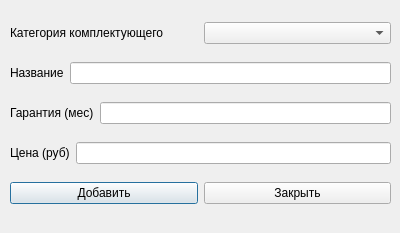
This is src/addcomponentdialog.ui in f0rw4rd-dev/hse-hsms-wpf as Qt 5 draws it before an edit. The edited form follows.
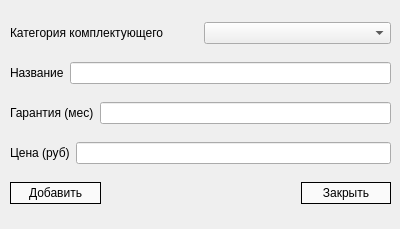
This is the edited form.

The edit to the form file:
```diff
--- a/src/addcomponentdialog.ui
+++ b/src/addcomponentdialog.ui
@@ -7,7 +7,7 @@
     <x>0</x>
     <y>0</y>
     <width>400</width>
-    <height>233</height>
+    <height>229</height>
    </rect>
   </property>
   <property name="windowTitle">
@@ -81,8 +81,29 @@
     </item>
     <item>
      <layout class="QHBoxLayout" name="horizontalLayout_2">
+      <property name="spacing">
+       <number>200</number>
+      </property>
       <item>
        <widget class="QPushButton" name="buttonAddComponent">
+        <property name="styleSheet">
+         <string notr="true">QPushButton
+{
+background-color: rgb(250, 250, 250);
+border: 1px solid black;
+padding: 3px;
+}
+
+QPushButton:pressed
+{
+background-color: rgb(240, 240, 240);
+}
+
+QPushButton:hover:!pressed
+{
+background-color: rgb(240, 240, 240);
+}</string>
+        </property>
         <property name="text">
          <string>Добавить</string>
         </property>
@@ -90,6 +111,24 @@
       </item>
       <item>
        <widget class="QPushButton" name="buttonCloseDialog">
+        <property name="styleSheet">
+         <string notr="true">QPushButton
+{
+background-color: rgb(250, 250, 250);
+border: 1px solid black;
+padding: 3px;
+}
+
+QPushButton:pressed
+{
+background-color: rgb(240, 240, 240);
+}
+
+QPushButton:hover:!pressed
+{
+background-color: rgb(240, 240, 240);
+}</string>
+        </property>
         <property name="text">
          <string>Закрыть</string>
         </property>
```
Left out of the diff: 6 changed lines with no effect on the pictures.
